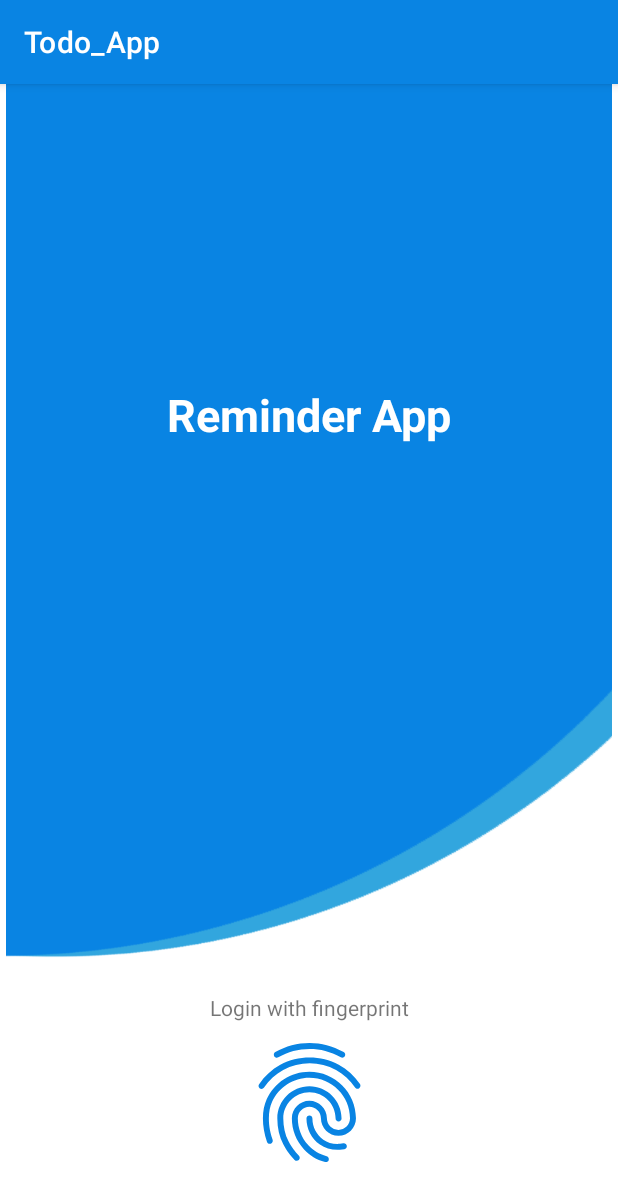
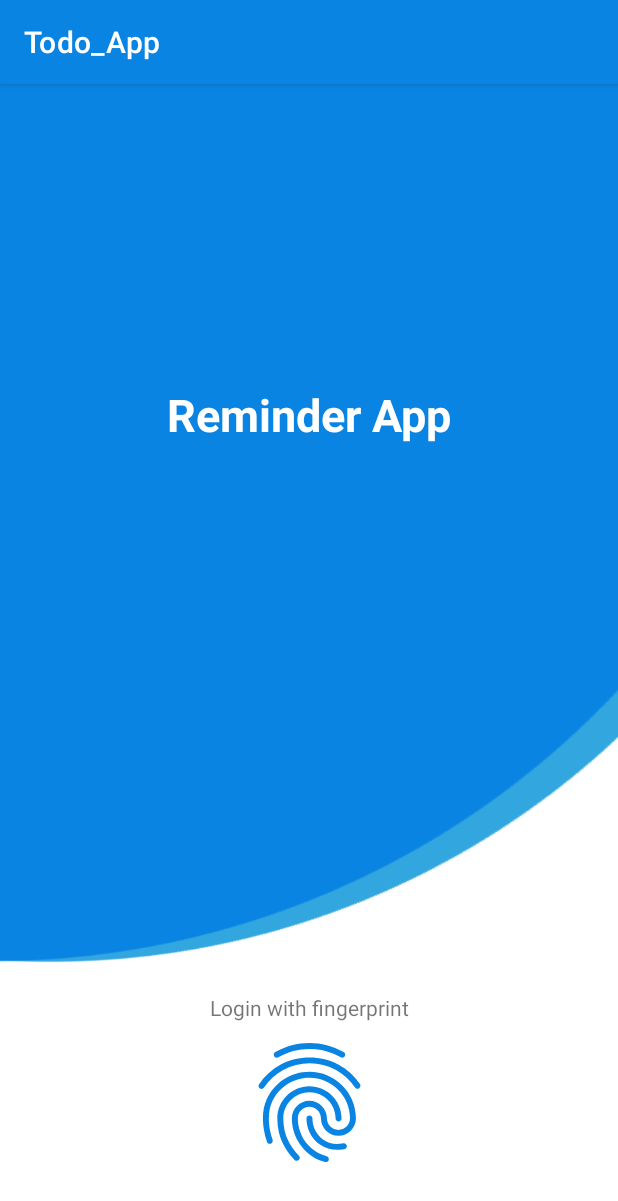
Before and after one commit to Shrestha-Dipesh/Todo-Mobile-App, an Android app: the screen it shows after launch (SplashActivity), on a phone screen of 412 x 824 dp. Shown: the top 1201 px of the screen. Run offline under Robolectric (Android 15) with nearby library versions, the light colour scheme and no system bars; Roboto replaces fonts that are not available here.

Commit message:
Minor tweaks and improvements

```diff
--- a/app/src/main/java/com/example/todo_app/FingerprintFragment.java
+++ b/app/src/main/java/com/example/todo_app/FingerprintFragment.java
@@ -5,9 +5,11 @@ import static androidx.biometric.BiometricManager.Authenticators.DEVICE_CREDENTI
 
 import android.content.Context;
 import android.content.Intent;
+import android.os.Build;
 import android.os.Bundle;
 
 import androidx.annotation.NonNull;
+import androidx.annotation.RequiresApi;
 import androidx.biometric.BiometricManager;
 import androidx.biometric.BiometricPrompt;
 import androidx.core.content.ContextCompat;
@@ -20,16 +22,14 @@ import android.view.LayoutInflater;
 import android.view.View;
 import android.view.ViewGroup;
 import android.widget.ImageView;
+import android.widget.TextView;
 import android.widget.Toast;
-
-import com.airbnb.lottie.LottieAnimationView;
 
 import java.util.concurrent.Executor;
 
 public class FingerprintFragment extends Fragment {
 
     private static final int REQUEST_CODE = 1;
-    private Executor executor;
     private BiometricPrompt biometricPrompt;
     private BiometricPrompt.PromptInfo promptInfo;
 
@@ -39,12 +39,30 @@ public class FingerprintFragment extends Fragment {
         return inflater.inflate(R.layout.fragment_fingerprint, container, false);
     }
 
+    @RequiresApi(api = Build.VERSION_CODES.R)
     @Override
-    public void onViewCreated(View view, @NonNull Bundle savedInstanceState) {
+    public void onViewCreated(View view, Bundle savedInstanceState) {
+        //Animate the login screen components
+        ImageView loginBackground = getView().findViewById(R.id.login_background);
+        loginBackground.setY(-1600);
+        loginBackground.animate().translationY(0).setDuration(1000);
+
+        TextView textView_reminder = getView().findViewById(R.id.reminder_textView);
+        textView_reminder.setY(-1600);
+        textView_reminder.animate().translationY(0).setDuration(1000);
+
+        ImageView fingerprint = getView().findViewById(R.id.fingerprint);
+        fingerprint.setY(1600);
+        fingerprint.animate().translationY(0).setDuration(1000);
+
+        TextView textView_fingerprint = getView().findViewById(R.id.fingerprint_textView);
+        textView_fingerprint.setY(1600);
+        textView_fingerprint.animate().translationY(0).setDuration(1000);
+
+        //Check that biometric authentication is available
         Context context = view.getContext();
         BiometricManager biometricManager = BiometricManager.from(context);
 
-        //Check that biometric authentication is available
         switch (biometricManager.canAuthenticate(BIOMETRIC_STRONG | DEVICE_CREDENTIAL)) {
             case BiometricManager.BIOMETRIC_SUCCESS:
                 Log.d("MY_APP_TAG", "App can authenticate using biometrics.");
@@ -62,11 +80,17 @@ public class FingerprintFragment extends Fragment {
                         BIOMETRIC_STRONG | DEVICE_CREDENTIAL);
                 startActivityForResult(enrollIntent, REQUEST_CODE);
                 break;
+            case BiometricManager.BIOMETRIC_ERROR_SECURITY_UPDATE_REQUIRED:
+                break;
+            case BiometricManager.BIOMETRIC_ERROR_UNSUPPORTED:
+                break;
+            case BiometricManager.BIOMETRIC_STATUS_UNKNOWN:
+                break;
         }
 
 
         //Determine how the user authenticated
-        executor = ContextCompat.getMainExecutor(context);
+        Executor executor = ContextCompat.getMainExecutor(context);
         biometricPrompt = new BiometricPrompt((FragmentActivity) context,
                 executor, new BiometricPrompt.AuthenticationCallback() {
             @Override
@@ -97,7 +121,7 @@ public class FingerprintFragment extends Fragment {
             }
         });
 
-        //Login prompt informations
+        //Login prompt information
         promptInfo = new BiometricPrompt.PromptInfo.Builder()
                 .setTitle("Verify your identity")
                 .setSubtitle("Log in using your biometric credential")
@@ -105,7 +129,6 @@ public class FingerprintFragment extends Fragment {
                 .build();
 
         //Display the login prompt
-        ImageView fingerprint = getView().findViewById(R.id.fingerprint);
         fingerprint.setOnClickListener(viewItem -> {
             biometricPrompt.authenticate(promptInfo);
         });
--- a/app/src/main/java/com/example/todo_app/MainActivity.java
+++ b/app/src/main/java/com/example/todo_app/MainActivity.java
@@ -91,7 +91,6 @@ public class MainActivity extends AppCompatActivity {
                 break;
             case "Completed":
                 taskViewModel.getCompletedTasks().observe(this, taskListAdapter::submitList);
-                ;
                 break;
         }
 
--- a/app/src/main/java/com/example/todo_app/SplashActivity.java
+++ b/app/src/main/java/com/example/todo_app/SplashActivity.java
@@ -2,16 +2,13 @@ package com.example.todo_app;
 
 import androidx.appcompat.app.AppCompatActivity;
 import androidx.appcompat.app.AppCompatDelegate;
-import androidx.fragment.app.Fragment;
 import androidx.fragment.app.FragmentManager;
 import androidx.fragment.app.FragmentTransaction;
 
-import android.content.Intent;
 import android.content.SharedPreferences;
 import android.os.Bundle;
 import android.os.Handler;
 import android.os.Looper;
-import android.widget.ImageView;
 
 public class SplashActivity extends AppCompatActivity {
 
--- a/app/src/main/java/com/example/todo_app/SplashFragment.java
+++ b/app/src/main/java/com/example/todo_app/SplashFragment.java
@@ -21,7 +21,7 @@ public class SplashFragment extends Fragment {
     }
 
     @Override
-    public void onViewCreated(@NonNull View view, @NonNull Bundle savedInstanceState) {
+    public void onViewCreated(@NonNull View view, Bundle savedInstanceState) {
         //Animate the splash screen components
         ImageView splash_background = getView().findViewById(R.id.splash_background);
         splash_background.animate().translationY(-1600).setDuration(1000).setStartDelay(4000);
--- a/app/src/main/java/com/example/todo_app/Task.java
+++ b/app/src/main/java/com/example/todo_app/Task.java
@@ -6,7 +6,6 @@ import androidx.room.Entity;
 import androidx.room.PrimaryKey;
 
 import java.io.Serializable;
-import java.util.Date;
 
 @Entity(tableName = "task_list")
 public class Task implements Serializable {
--- a/app/src/main/java/com/example/todo_app/TaskActivity.java
+++ b/app/src/main/java/com/example/todo_app/TaskActivity.java
@@ -1,7 +1,6 @@
 package com.example.todo_app;
 
 import androidx.appcompat.app.AppCompatActivity;
-import androidx.core.content.ContextCompat;
 import androidx.lifecycle.ViewModelProvider;
 
 import android.app.DatePickerDialog;
--- a/app/src/main/java/com/example/todo_app/TaskDao.java
+++ b/app/src/main/java/com/example/todo_app/TaskDao.java
@@ -2,7 +2,6 @@ package com.example.todo_app;
 
 import androidx.lifecycle.LiveData;
 import androidx.room.Dao;
-import androidx.room.Delete;
 import androidx.room.Insert;
 import androidx.room.OnConflictStrategy;
 import androidx.room.Query;
--- a/app/src/main/java/com/example/todo_app/TaskRepository.java
+++ b/app/src/main/java/com/example/todo_app/TaskRepository.java
@@ -1,7 +1,6 @@
 package com.example.todo_app;
 
 import android.app.Application;
-import android.os.AsyncTask;
 
 import androidx.lifecycle.LiveData;
 
--- a/app/src/main/java/com/example/todo_app/TaskRoomDatabase.java
+++ b/app/src/main/java/com/example/todo_app/TaskRoomDatabase.java
@@ -8,7 +8,6 @@ import androidx.room.Room;
 import androidx.room.RoomDatabase;
 import androidx.sqlite.db.SupportSQLiteDatabase;
 
-import java.util.Date;
 import java.util.concurrent.ExecutorService;
 import java.util.concurrent.Executors;
 
--- a/app/src/main/java/com/example/todo_app/TaskViewHolder.java
+++ b/app/src/main/java/com/example/todo_app/TaskViewHolder.java
@@ -2,8 +2,6 @@ package com.example.todo_app;
 
 import android.content.Context;
 import android.content.Intent;
-import android.os.Build;
-import android.util.Log;
 import android.view.LayoutInflater;
 import android.view.View;
 import android.view.ViewGroup;
@@ -11,15 +9,12 @@ import android.widget.ImageView;
 import android.widget.TextView;
 import android.widget.Toast;
 
-import androidx.annotation.RequiresApi;
 import androidx.lifecycle.ViewModelProvider;
 import androidx.lifecycle.ViewModelStoreOwner;
 import androidx.recyclerview.widget.RecyclerView;
 
 import java.text.ParseException;
 import java.text.SimpleDateFormat;
-import java.time.LocalDate;
-import java.util.Calendar;
 import java.util.Date;
 import java.util.Locale;
 
--- a/app/src/main/java/com/example/todo_app/TaskViewModel.java
+++ b/app/src/main/java/com/example/todo_app/TaskViewModel.java
@@ -36,7 +36,7 @@ public class TaskViewModel extends AndroidViewModel {
         taskRepository.insertTask(task);
     }
 
-    public void updateTask (Task task, String taskTitle, String taskDescription, String taskCategory, String reminderDate, String reminderTime) {
+    public void updateTask(Task task, String taskTitle, String taskDescription, String taskCategory, String reminderDate, String reminderTime) {
         taskRepository.updateTask(task, taskTitle, taskDescription, taskCategory, reminderDate, reminderTime);
     }
 
--- a/app/src/main/res/layout/activity_main.xml
+++ b/app/src/main/res/layout/activity_main.xml
@@ -101,12 +101,11 @@
         android:layout_height="wrap_content"
         android:layout_marginBottom="16dp"
         android:clickable="true"
-        app:backgroundTint="@color/dark"
+        android:theme="@style/dark_toggle"
         app:layout_constraintBottom_toBottomOf="@+id/recyclerView"
         app:layout_constraintEnd_toStartOf="@+id/add_task_fab"
         app:layout_constraintStart_toEndOf="@+id/delete_tasks_fab"
-        app:srcCompat="@drawable/ic_dark_mode"
-        app:tint="@color/white" />
+        app:srcCompat="@drawable/ic_dark_mode" />
 
 
 </androidx.constraintlayout.widget.ConstraintLayout>
--- a/app/src/main/res/layout/fragment_fingerprint.xml
+++ b/app/src/main/res/layout/fragment_fingerprint.xml
@@ -27,11 +27,12 @@
         app:layout_constraintEnd_toEndOf="parent"
         app:layout_constraintHorizontal_bias="0.0"
         app:layout_constraintStart_toStartOf="parent"
+        android:scaleType="centerCrop"
         app:layout_constraintTop_toTopOf="parent"
         app:layout_constraintVertical_bias="0.0" />
 
     <TextView
-        android:id="@+id/textView"
+        android:id="@+id/reminder_textView"
         android:layout_width="wrap_content"
         android:layout_height="wrap_content"
         android:layout_marginTop="200dp"
@@ -45,7 +46,7 @@
         app:layout_constraintTop_toTopOf="@+id/login_background" />
 
     <TextView
-        android:id="@+id/textView2"
+        android:id="@+id/fingerprint_textView"
         android:layout_width="wrap_content"
         android:layout_height="wrap_content"
         android:text="Login with fingerprint"
--- a/app/src/main/res/layout/fragment_splash.xml
+++ b/app/src/main/res/layout/fragment_splash.xml
@@ -14,7 +14,8 @@
         app:layout_constraintBottom_toBottomOf="parent"
         app:layout_constraintEnd_toEndOf="parent"
         app:layout_constraintStart_toStartOf="parent"
-        app:layout_constraintTop_toTopOf="parent" />
+        app:layout_constraintTop_toTopOf="parent"
+        android:scaleType="centerCrop"/>
 
     <com.airbnb.lottie.LottieAnimationView
         android:id="@+id/splash_lottie"
--- a/app/src/main/res/values-night/themes.xml
+++ b/app/src/main/res/values-night/themes.xml
@@ -13,4 +13,10 @@
         <item name="android:statusBarColor" tools:targetApi="l">?attr/colorPrimaryVariant</item>
         <!-- Customize your theme here. -->
     </style>
+
+    <style name="dark_toggle">
+        <item name="colorSecondary">@color/white</item>
+        <item name="colorOnSecondary">@color/yellow</item>
+
+    </style>
 </resources>
--- a/app/src/main/res/values/colors.xml
+++ b/app/src/main/res/values/colors.xml
@@ -12,4 +12,5 @@
     <color name="green">#00b894</color>
     <color name="gray">#808080</color>
     <color name="dark">#2d3436</color>
+    <color name="yellow">#ff9f43</color>
 </resources>
--- a/app/src/main/res/values/themes.xml
+++ b/app/src/main/res/values/themes.xml
@@ -24,4 +24,9 @@
         <item name="android:paddingBottom">20dp</item>
         <item name="background">@android:color/holo_blue_light</item>
     </style>
+
+    <style name="dark_toggle">
+        <item name="colorSecondary">@color/dark</item>
+        <item name="colorOnSecondary">@color/white</item>
+    </style>
 </resources>
```
